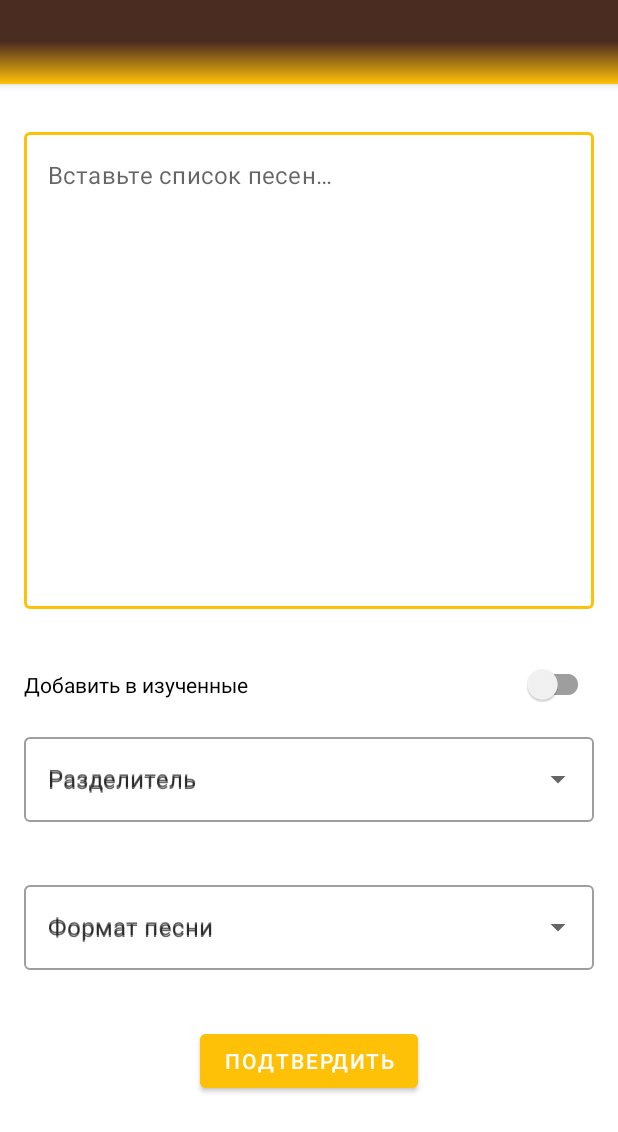
After one commit to viafanasyev/guitar-songbook, an Android app: the SongListParsingActivity screen opened directly, with no data from a screen before it, on a phone screen of 412 x 824 dp. The commit adds this screen. Shown: the top 1132 px of the screen. Run offline under Robolectric (Android 15) with nearby library versions, the phone set to English and light mode, and no system bars; libraries missing offline, so code that uses them is left out: arrow.core.

Commit message:
Add song parsing activity

```diff
--- a/app/src/main/AndroidManifest.xml
+++ b/app/src/main/AndroidManifest.xml
@@ -13,6 +13,12 @@
         android:supportsRtl="true"
         android:theme="@style/Theme.GuitarSongbook"
         tools:targetApi="31">
+        <activity
+            android:name=".ui.parsing.SongListParsingActivity"
+            android:exported="false"
+            android:label="@string/empty"
+            android:screenOrientation="userPortrait"
+            tools:ignore="LockedOrientationActivity" />
         <activity
             android:name=".ui.edit.AddAndEditSongActivity"
             android:exported="false"
--- /dev/null
+++ b/app/src/main/java/ru/viafanasyev/guitarsongbook/ui/parsing/SongListParsingActivity.kt
@@ -0,0 +1,174 @@
+package ru.viafanasyev.guitarsongbook.ui.parsing
+
+import android.app.AlertDialog
+import android.os.Bundle
+import android.widget.ArrayAdapter
+import androidx.activity.viewModels
+import androidx.appcompat.app.AppCompatActivity
+import androidx.core.widget.addTextChangedListener
+import arrow.core.Either
+import ru.viafanasyev.guitarsongbook.R
+import ru.viafanasyev.guitarsongbook.databinding.ActivitySongListParsingBinding
+import ru.viafanasyev.guitarsongbook.domain.DataAccessService
+import ru.viafanasyev.guitarsongbook.domain.common.entities.Song
+import ru.viafanasyev.guitarsongbook.parser.ParseError
+import ru.viafanasyev.guitarsongbook.parser.SongListParser
+import ru.viafanasyev.guitarsongbook.parser.SongMatcher
+import ru.viafanasyev.guitarsongbook.parser.parseAll
+import ru.viafanasyev.guitarsongbook.utils.unzipEither
+
+class SongListParsingActivity : AppCompatActivity() {
+
+    private lateinit var binding: ActivitySongListParsingBinding
+
+    private val songListParsingViewModel: SongListParsingViewModel by viewModels {
+        SongListParsingViewModel.Factory(DataAccessService.getInstance(this).songRepository)
+    }
+
+    private val separators: List<String> = listOf(
+        " - ",
+        " : ",
+        " -- ",
+        " | ",
+    )
+    private var selectedSeparatorPosition: Int = -1
+
+    private val songFormatToParserCreator: List<Pair<Int, (String) -> SongListParser>> = listOf(
+        Pair(
+            R.string.drop_down_item_song_format_author_before_title,
+            ::createAuthorBeforeTitleSongListParser
+        ),
+        Pair(
+            R.string.drop_down_item_song_format_title_before_author,
+            ::createTitleBeforeAuthorSongListParser
+        ),
+    )
+    private val songFormats = mutableListOf<String>()
+    private var selectedSongFormatPosition: Int = -1
+    private lateinit var songFormatsAdapter: ArrayAdapter<String>
+
+    override fun onCreate(savedInstanceState: Bundle?) {
+        super.onCreate(savedInstanceState)
+        binding = ActivitySongListParsingBinding.inflate(layoutInflater)
+        setContentView(binding.root)
+
+        binding.songListEditText.addTextChangedListener(afterTextChanged = {
+            binding.songListInputLayout.error = null
+        })
+
+        binding.songFormatsListDropdown.setOnItemClickListener { _, _, position, _ ->
+            selectedSongFormatPosition = position
+            binding.songFormatsListInputLayout.error = null
+        }
+
+        binding.separatorsListDropdown.setOnItemClickListener { _, _, position, _ ->
+            selectedSeparatorPosition = position
+            binding.separatorsListInputLayout.error = null
+
+            val separator = separators.getOrNull(selectedSeparatorPosition)
+            if (separator.isNullOrBlank()) {
+                binding.separatorsListInputLayout.error = getString(R.string.error_song_separator_not_selected)
+                return@setOnItemClickListener
+            }
+
+            onSeparatorSelected(separator)
+        }
+
+        songFormatsAdapter = ArrayAdapter(
+            this,
+            android.R.layout.simple_list_item_1,
+            songFormats
+        )
+        binding.songFormatsListDropdown.setAdapter(songFormatsAdapter)
+
+        binding.separatorsListDropdown.setAdapter(ArrayAdapter(
+            this,
+            android.R.layout.simple_list_item_1,
+            separators.map { "'$it'" }
+        ))
+
+        binding.confirmButton.setOnClickListener {
+            val text = binding.songListEditText.text?.toString()
+            val separator = separators.getOrNull(selectedSeparatorPosition)
+            val songParserCreator = songFormatToParserCreator.getOrNull(selectedSongFormatPosition)?.second
+            if (text.isNullOrBlank()) {
+                binding.songListInputLayout.error = getString(R.string.error_song_list_blank)
+            } else if (separator.isNullOrBlank()) {
+                binding.separatorsListInputLayout.error = getString(R.string.error_song_separator_not_selected)
+            } else if (songParserCreator == null) {
+                binding.songFormatsListInputLayout.error = getString(R.string.error_song_format_not_selected)
+            } else {
+                val parser = songParserCreator(separator)
+                val cleanedLines = text.lines().filter { it.isNotBlank() }
+                val parseResult = parser.parseAll(cleanedLines)
+                showParseConfirmDialog(parseResult)
+            }
+        }
+    }
+
+    private fun showParseConfirmDialog(parseResult: List<Either<ParseError, Song>>) {
+        parseResult.mapNotNull { it.swap().orNull() }
+        val (notParsed, parsed) = parseResult.unzipEither()
+        val notParsedString = notParsed.joinToString(
+            separator = System.lineSeparator() + System.lineSeparator(),
+            prefix = System.lineSeparator() + System.lineSeparator()
+        ) {
+            it.badLine
+        }
+
+        // TODO: Show not parsed elements better
+        // TODO: Also show parsed songs
+        AlertDialog.Builder(this)
+            .setTitle(R.string.dialog_title_song_list_parsing_result)
+            .setMessage(
+                if (notParsed.isEmpty())
+                    getString( // TODO: Падеж у числительных
+                        R.string.dialog_message_song_list_parsing_result_all_parsed,
+                        parsed.size
+                    )
+                else
+                    getString( // TODO: Падеж у числительных
+                        R.string.dialog_message_song_list_parsing_result_some_not_parsed,
+                        parsed.size,
+                        notParsed.size,
+                        notParsedString
+                    )
+            )
+            .setPositiveButton(android.R.string.ok) { _, _ ->
+                songListParsingViewModel.insertAll(parsed)
+                this@SongListParsingActivity.finish()
+            }
+            .setNegativeButton(android.R.string.cancel, null)
+            .show()
+    }
+
+    private fun createAuthorBeforeTitleSongListParser(separator: String) =
+        createSongListParser(true, separator)
+
+    private fun createTitleBeforeAuthorSongListParser(separator: String) =
+        createSongListParser(false, separator)
+
+    private fun createSongListParser(authorBeforeTitle: Boolean, separator: String) =
+        SongListParser(
+            matcher = SongMatcher.newInstanceWithAllPossibleChars(
+                authorBeforeTitle = authorBeforeTitle,
+                separator = separator,
+            ),
+            asLearned = binding.asLearnedSwitch.isChecked,
+        )
+
+    private fun onSeparatorSelected(separator: String) {
+        for (i in songFormatToParserCreator.indices) {
+            val newFormat = getString(songFormatToParserCreator[i].first, separator)
+            if (i <= songFormats.lastIndex) {
+                songFormats[i] = newFormat
+            } else {
+                songFormats.add(newFormat)
+            }
+        }
+        songFormatsAdapter.notifyDataSetChanged()
+        if (selectedSongFormatPosition >= 0 && selectedSongFormatPosition <= songFormats.lastIndex) {
+            binding.songFormatsListDropdown.setText(songFormats[selectedSongFormatPosition], false)
+        }
+    }
+}
--- /dev/null
+++ b/app/src/main/res/layout/activity_song_list_parsing.xml
@@ -0,0 +1,115 @@
+<?xml version="1.0" encoding="utf-8"?>
+<ScrollView
+    xmlns:android="http://schemas.android.com/apk/res/android"
+    xmlns:app="http://schemas.android.com/apk/res-auto"
+    xmlns:tools="http://schemas.android.com/tools"
+    android:layout_width="match_parent"
+    android:layout_height="match_parent"
+    android:orientation="vertical"
+    android:paddingTop="16dp"
+    android:paddingBottom="16dp"
+    android:fillViewport="false"
+    tools:context=".ui.parsing.SongListParsingActivity">
+
+    <androidx.constraintlayout.widget.ConstraintLayout
+        android:layout_width="match_parent"
+        android:layout_height="wrap_content">
+
+        <com.google.android.material.textfield.TextInputLayout
+            android:id="@+id/songListInputLayout"
+            android:layout_width="0dp"
+            android:layout_height="wrap_content"
+            android:layout_margin="16dp"
+            app:layout_constraintEnd_toEndOf="parent"
+            app:layout_constraintStart_toStartOf="parent"
+            app:layout_constraintTop_toTopOf="parent"
+            app:hintEnabled="false"
+            app:errorEnabled="true">
+
+            <com.google.android.material.textfield.TextInputEditText
+                android:id="@+id/songListEditText"
+                android:layout_width="match_parent"
+                android:layout_height="wrap_content"
+                android:ems="10"
+                android:minLines="15"
+                android:lines="25"
+                android:maxLines="30"
+                android:scrollbars="vertical"
+                android:gravity="top|start"
+                android:hint="@string/hint_song_list"
+                android:importantForAutofill="no"
+                android:inputType="textMultiLine" />
+        </com.google.android.material.textfield.TextInputLayout>
+
+        <androidx.appcompat.widget.SwitchCompat
+            android:id="@+id/asLearnedSwitch"
+            android:layout_width="match_parent"
+            android:layout_height="wrap_content"
+            android:layout_margin="16dp"
+
+            android:text="@string/button_add_as_learned"
+            android:checked="false"
+            android:layout_centerHorizontal="true"
+            android:layout_centerVertical="true"
+            app:layout_constraintEnd_toEndOf="parent"
+            app:layout_constraintStart_toStartOf="parent"
+            app:layout_constraintTop_toBottomOf="@+id/songListInputLayout" />
+
+        <!-- TODO: Non-selectable background -->
+        <com.google.android.material.textfield.TextInputLayout
+            android:id="@+id/separatorsListInputLayout"
+            android:layout_width="match_parent"
+            android:layout_height="wrap_content"
+            android:layout_margin="16dp"
+            style="@style/Widget.MaterialComponents.TextInputLayout.OutlinedBox.ExposedDropdownMenu"
+            android:hint="@string/hint_song_separator"
+            app:layout_constraintEnd_toEndOf="parent"
+            app:layout_constraintStart_toStartOf="parent"
+            app:layout_constraintTop_toBottomOf="@+id/asLearnedSwitch"
+            app:errorEnabled="true">
+
+            <AutoCompleteTextView
+                android:id="@+id/separatorsListDropdown"
+                android:layout_width="match_parent"
+                android:layout_height="wrap_content"
+                android:inputType="none"
+                android:hint="@string/hint_song_separator"
+                />
+
+        </com.google.android.material.textfield.TextInputLayout>
+
+        <!-- TODO: Non-selectable background -->
+        <com.google.android.material.textfield.TextInputLayout
+            android:id="@+id/songFormatsListInputLayout"
+            android:layout_width="match_parent"
+            android:layout_height="wrap_content"
+            android:layout_margin="16dp"
+            style="@style/Widget.MaterialComponents.TextInputLayout.OutlinedBox.ExposedDropdownMenu"
+            android:hint="@string/hint_song_format"
+            app:layout_constraintEnd_toEndOf="parent"
+            app:layout_constraintStart_toStartOf="parent"
+            app:layout_constraintTop_toBottomOf="@+id/separatorsListInputLayout"
+            app:errorEnabled="true">
+
+            <AutoCompleteTextView
+                android:id="@+id/songFormatsListDropdown"
+                android:layout_width="match_parent"
+                android:layout_height="wrap_content"
+                android:inputType="none"
+                android:hint="@string/hint_song_format"
+                />
+
+        </com.google.android.material.textfield.TextInputLayout>
+
+        <Button
+            android:id="@+id/confirmButton"
+            android:layout_width="wrap_content"
+            android:layout_height="wrap_content"
+            android:layout_marginTop="16dp"
+            android:text="@string/button_confirm"
+            app:layout_constraintEnd_toEndOf="parent"
+            app:layout_constraintStart_toStartOf="parent"
+            app:layout_constraintTop_toBottomOf="@+id/songFormatsListInputLayout" />
+
+    </androidx.constraintlayout.widget.ConstraintLayout>
+</ScrollView>
--- a/app/src/main/res/values/strings.xml
+++ b/app/src/main/res/values/strings.xml
@@ -3,7 +3,10 @@
     <string name="title_learned_songs">Изученные</string>
     <string name="title_not_learned_songs">Неизученные</string>
     <string name="title_notifications">Notifications</string>
+
+    <!-- Buttons -->
     <string name="button_confirm">Подтвердить</string>
+    <string name="button_add_as_learned">Добавить в изученные</string>
 
     <!-- Actions -->
     <string name="action_song_edit">Изменить</string>
@@ -15,9 +18,15 @@
     <string name="message_moved_song_to_learned">Песня \'%1$s — %2$s\' перемещена в изученные</string>
     <string name="message_moved_song_to_not_learned">Песня \'%1$s — %2$s\' перемещена в неизученные</string>
 
+    <!-- Menu options -->
+    <string name="menu_option_parse_song_list">Добавить список песен</string>
+
     <!-- Dialogs -->
     <string name="dialog_title_delete_song">Удалить песню</string>
     <string name="dialog_message_delete_song">Вы действительно хотите удалить песню \'%1$s — %2$s\'</string>
+    <string name="dialog_title_song_list_parsing_result">Добавить список песен</string>
+    <string name="dialog_message_song_list_parsing_result_some_not_parsed">Прочитано %1$d песен. Следующие %2$d песен не были прочитаны: %3$s</string>
+    <string name="dialog_message_song_list_parsing_result_all_parsed">Прочитаны все %1$d песен</string>
 
     <!-- Content descriptions -->
     <string name="content_description_add_song">Добавить песню</string>
@@ -30,16 +39,26 @@
     <!-- Hints -->
     <string name="hint_song_title">Название песни</string>
     <string name="hint_song_author">Автор песни</string>
+    <string name="hint_song_list">Вставьте список песен…</string>
+    <string name="hint_song_format">Формат песни</string>
+    <string name="hint_song_separator">Разделитель</string>
 
     <!-- Errors -->
     <string name="error_song_title_blank">Название не должно быть пустым</string>
     <string name="error_song_author_blank">Автор не должен быть пустым</string>
+    <string name="error_song_list_blank">Список не должен быть пустым</string>
+    <string name="error_song_format_not_selected">Выберите формат песни</string>
+    <string name="error_song_separator_not_selected">Выберите разделитель</string>
 
     <!-- Example data -->
     <string name="stub_song_title">Название песни</string>
     <string name="stub_song_author">Автор песни</string>
     <string name="stub_song_action">Действие</string>
 
+    <!-- Drop down list items -->
+    <string name="drop_down_item_song_format_author_before_title">Автор%1$sНазвание</string>
+    <string name="drop_down_item_song_format_title_before_author">Название%1$sАвтор</string>
+
     <!-- Extras -->
     <string name="empty" />
 </resources>
```
Also changed, not shown: app/src/main/java/ru/viafanasyev/guitarsongbook/MainActivity.kt (+22 -0 lines), app/src/main/java/ru/viafanasyev/guitarsongbook/ui/parsing/SongListParsingViewModel.kt (added, +26 -0 lines), app/src/main/res/menu/main_activity_menu.xml (added, +8 -0 lines).
